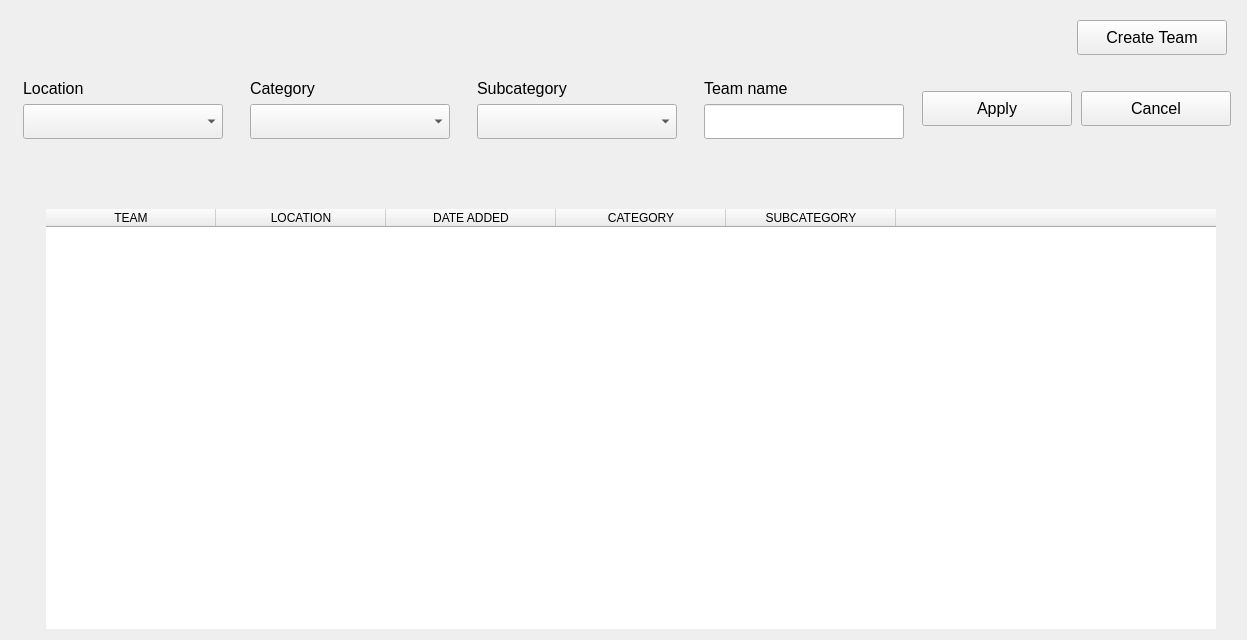
Above: client/screens/widgets/teams/teams.ui from kleroop/TechCourse_2022_12 before the change. Below: the same form after it.
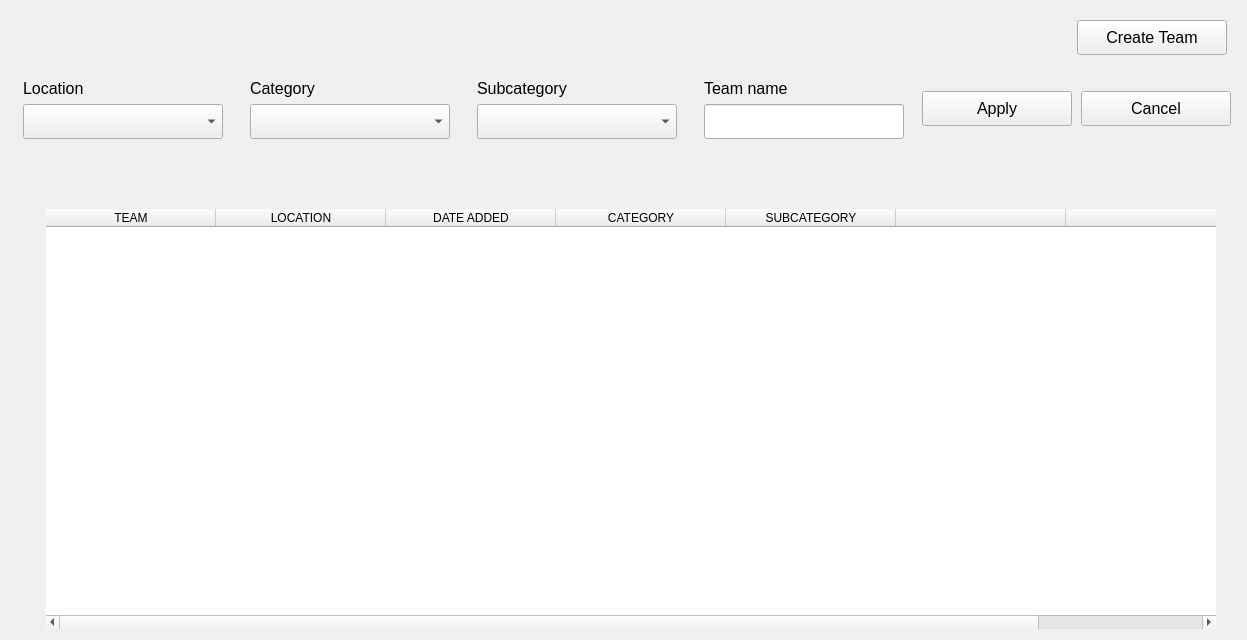
That is the form after the change. Icons and pictures are not drawn.

Commit message: add item actions to teams table

Diff of the .ui file:
```diff
--- a/client/screens/widgets/teams/teams.ui
+++ b/client/screens/widgets/teams/teams.ui
@@ -398,7 +398,7 @@
       <bool>true</bool>
      </property>
      <property name="columnCount">
-      <number>6</number>
+      <number>7</number>
      </property>
      <attribute name="horizontalHeaderCascadingSectionResizes">
       <bool>false</bool>
@@ -406,9 +406,15 @@
      <attribute name="horizontalHeaderDefaultSectionSize">
       <number>170</number>
      </attribute>
+     <attribute name="horizontalHeaderMinimumSectionSize">
+      <number>10</number>
+     </attribute>
      <attribute name="horizontalHeaderStretchLastSection">
       <bool>true</bool>
      </attribute>
+     <attribute name="verticalHeaderDefaultSectionSize">
+      <number>30</number>
+     </attribute>
      <attribute name="verticalHeaderShowSortIndicator" stdset="0">
       <bool>true</bool>
      </attribute>
@@ -445,6 +451,11 @@
        <string/>
       </property>
      </column>
+     <column>
+      <property name="text">
+       <string/>
+      </property>
+     </column>
     </widget>
    </item>
   </layout>
```
The commit also changes 4 other files.
